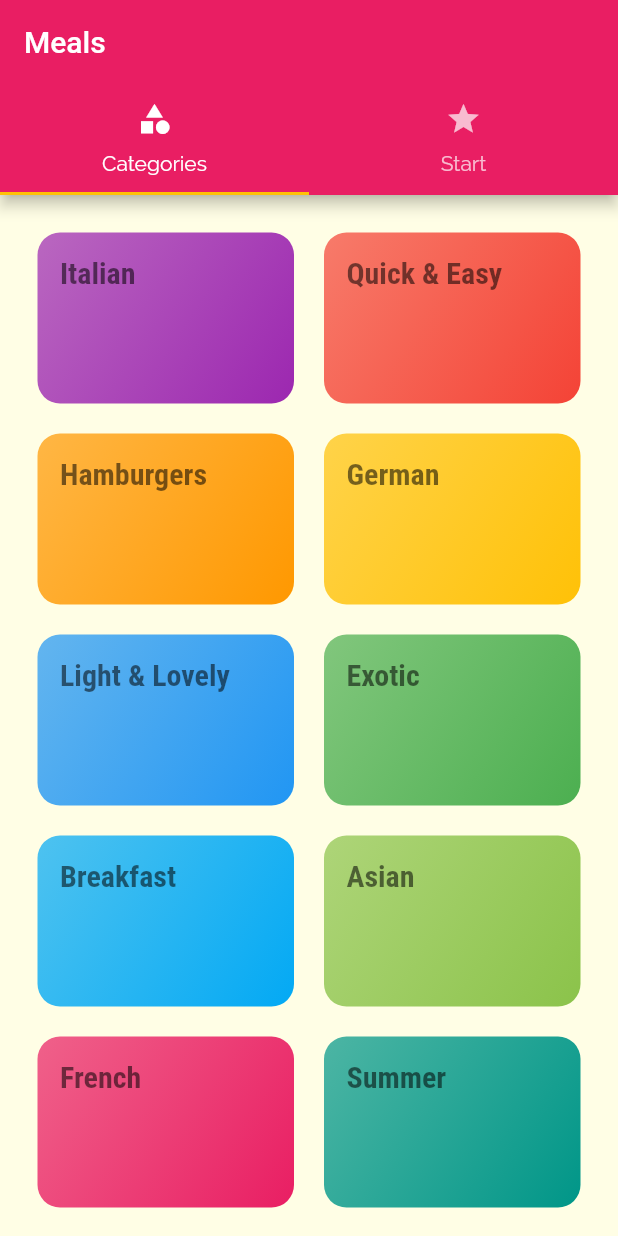
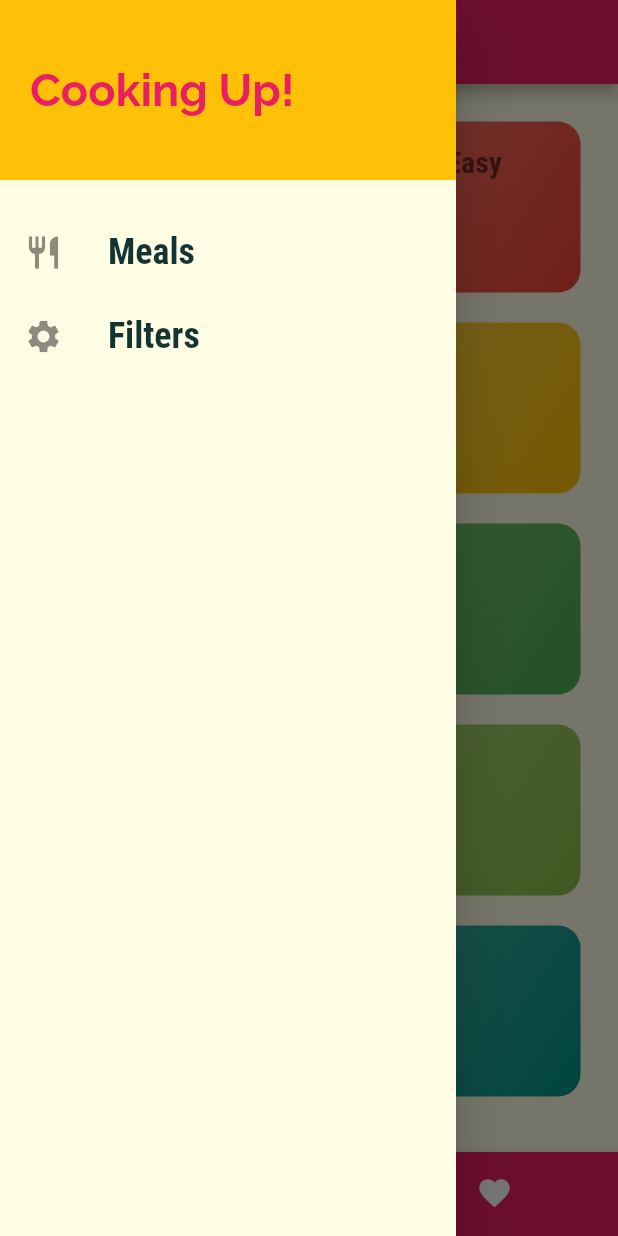
Before and after one commit to Sqooby/FoodApp, a Flutter app: the screen it shows after launch, with the side drawer open (before the commit the screen has no drawer), on a phone screen of 412 x 824 dp. Run offline on Flutter 3.47's test engine with Material 2 defaults, Android fonts, the phone set to English and light mode, and no system bars.

Commit message:
Tabs_added

```diff
--- a/food_app/lib/main.dart
+++ b/food_app/lib/main.dart
@@ -1,5 +1,6 @@
 import 'package:flutter/material.dart';
 
+import './screens/filtres_screen.dart';
 import './screens/tabs_screen.dart';
 import './screens/meal_detail_screen.dart';
 import './screens/categories_meal_screen.dart';
@@ -36,6 +37,7 @@ class MyApp extends StatelessWidget {
         '/': (ctx) => TabsScreen(),
         CategoryMealScreen.routeName: (ctx) => CategoryMealScreen(),
         MealDetailScreen.routeName: (ctx) => MealDetailScreen(),
+        FilterScreen.RouteName: (ctx) => FilterScreen(),
       },
 
       onUnknownRoute: (settings) {
--- /dev/null
+++ b/food_app/lib/screens/filtres_screen.dart
@@ -0,0 +1,18 @@
+import 'package:flutter/material.dart';
+import '../widgets/main_drawer.dart';
+
+class FilterScreen extends StatelessWidget {
+  static const RouteName = '/filters';
+  @override
+  Widget build(BuildContext context) {
+    return Scaffold(
+      appBar: AppBar(
+        title: Text("Your Filters"),
+      ),
+      drawer: MainDrawer(),
+      body: Center(
+        child: Text("Filters"),
+      ),
+    );
+  }
+}
--- a/food_app/lib/screens/tabs_screen.dart
+++ b/food_app/lib/screens/tabs_screen.dart
@@ -1,4 +1,6 @@
 import 'package:flutter/material.dart';
+
+import '../widgets/main_drawer.dart';
 import './favorite_screen.dart';
 import './categories_screen.dart';
 
@@ -8,32 +10,53 @@ class TabsScreen extends StatefulWidget {
 }
 
 class _TabsScreenState extends State<TabsScreen> {
+  List<Map<String, Object>> _pages = [
+    {
+      'page': CategoriesScreen(),
+      'title': "Category",
+    },
+    {
+      'page': FavoriteScreen(),
+      'title': "Your Favorite",
+    }
+  ];
+
+  int _selectedPageIndex = 0;
+
+  void _selectedPage(int index) {
+    setState(() {
+      _selectedPageIndex = index;
+    });
+  }
+
   @override
   Widget build(BuildContext context) {
-    return DefaultTabController(
-      length: 2,
-      child: Scaffold(
-          appBar: AppBar(
-            title: Text("Meals"),
-            bottom: TabBar(
-              tabs: [
-                Tab(
-                  icon: Icon(Icons.category),
-                  text: "Categories",
-                ),
-                Tab(
-                  icon: Icon(Icons.star),
-                  text: 'Start',
-                ),
-              ],
-            ),
+    return Scaffold(
+      appBar: AppBar(
+        title: Text(_pages[_selectedPageIndex]['title'] as String),
+      ),
+      drawer: MainDrawer(),
+      body: _pages[_selectedPageIndex]['page'] as Widget,
+      bottomNavigationBar: BottomNavigationBar(
+        onTap: _selectedPage,
+        backgroundColor: Theme.of(context).primaryColor,
+        unselectedItemColor: Colors.white,
+        selectedItemColor: Theme.of(context).accentColor,
+        currentIndex: _selectedPageIndex,
+        type: BottomNavigationBarType.shifting,
+        items: [
+          BottomNavigationBarItem(
+            backgroundColor: Theme.of(context).primaryColor,
+            icon: Icon(Icons.category),
+            title: Text('Categories'),
           ),
-          body: TabBarView(
-            children: [
-              CategoriesScreen(),
-              FavoriteScreen(),
-            ],
-          )),
+          BottomNavigationBarItem(
+            backgroundColor: Theme.of(context).primaryColor,
+            icon: Icon(Icons.favorite),
+            title: Text('Favorite'),
+          ),
+        ],
+      ),
     );
   }
 }
--- /dev/null
+++ b/food_app/lib/widgets/main_drawer.dart
@@ -0,0 +1,65 @@
+import 'package:flutter/material.dart';
+
+import '../screens/filtres_screen.dart';
+
+class MainDrawer extends StatelessWidget {
+  Widget buildListTile(IconData icon, String title, dynamic TapHandler) {
+    return ListTile(
+      leading: Icon(
+        icon,
+        size: 26,
+      ),
+      title: Text(
+        title,
+        style: TextStyle(
+            fontFamily: 'RobotoCondensed',
+            fontSize: 24,
+            fontWeight: FontWeight.bold),
+      ),
+      onTap: TapHandler,
+    );
+  }
+
+  @override
+  Widget build(BuildContext context) {
+    return Drawer(
+      child: Column(
+        children: [
+          Container(
+            height: 120,
+            width: double.infinity,
+            padding: EdgeInsets.all(20),
+            alignment: Alignment.centerLeft,
+            color: Theme.of(context).accentColor,
+            child: Text(
+              "Cooking Up!",
+              style: TextStyle(
+                fontWeight: FontWeight.bold,
+                fontSize: 30,
+                color: Theme.of(context).primaryColor,
+              ),
+            ),
+          ),
+          SizedBox(
+            height: 20,
+          ),
+          buildListTile(
+            Icons.restaurant,
+            "Meals",
+            () {
+              Navigator.of(context).pushReplacementNamed('/');
+            },
+          ),
+          buildListTile(
+            Icons.settings,
+            "Filters",
+            () {
+              Navigator.of(context)
+                  .pushReplacementNamed(FilterScreen.RouteName);
+            },
+          ),
+        ],
+      ),
+    );
+  }
+}
```
